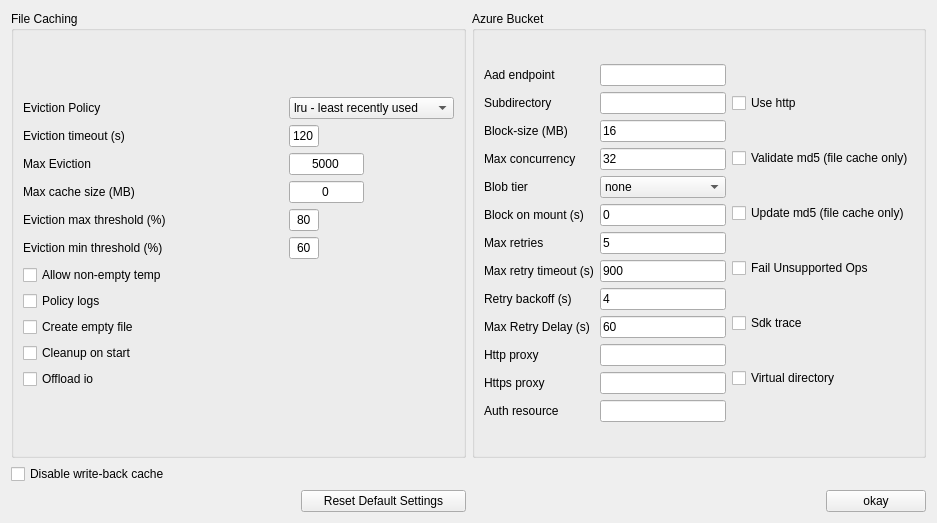
This is gui/azure_config_advanced.ui in Seagate/cloudfuse as Qt 5 draws it before an edit. The edited form follows.
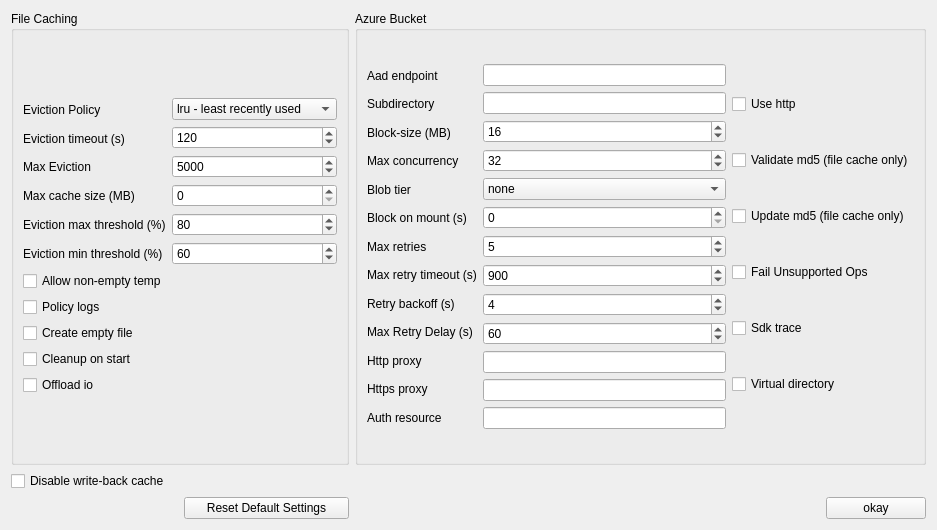
This is the edited form.

Commit message: UI spinbox replacements

Patch:
```diff
--- a/gui/azure_config_advanced.ui
+++ b/gui/azure_config_advanced.ui
@@ -7,7 +7,7 @@
     <x>0</x>
     <y>0</y>
     <width>937</width>
-    <height>523</height>
+    <height>530</height>
    </rect>
   </property>
   <property name="windowTitle">
@@ -132,16 +132,22 @@
            <widget class="QLineEdit" name="lineEdit_azure_subDirectory"/>
           </item>
           <item>
-           <widget class="QLineEdit" name="lineEdit_azure_blockSize">
-            <property name="text">
-             <string>16</string>
+           <widget class="QSpinBox" name="spinBox_azure_blockSize">
+            <property name="maximum">
+             <number>3000</number>
+            </property>
+            <property name="value">
+             <number>16</number>
             </property>
            </widget>
           </item>
           <item>
-           <widget class="QLineEdit" name="lineEdit_azure_maxConcurrency">
-            <property name="text">
-             <string>32</string>
+           <widget class="QSpinBox" name="spinBox_azure_maxConcurrency">
+            <property name="maximum">
+             <number>3000</number>
+            </property>
+            <property name="value">
+             <number>32</number>
             </property>
            </widget>
           </item>
@@ -170,37 +176,49 @@
            </widget>
           </item>
           <item>
-           <widget class="QLineEdit" name="lineEdit_azure_blockOnMount">
-            <property name="text">
-             <string>0</string>
+           <widget class="QSpinBox" name="spinBox_azure_blockOnMount">
+            <property name="maximum">
+             <number>3000</number>
             </property>
            </widget>
           </item>
           <item>
-           <widget class="QLineEdit" name="lineEdit_azure_maxRetries">
-            <property name="text">
-             <string>5</string>
+           <widget class="QSpinBox" name="spinBox_azure_maxRetries">
+            <property name="maximum">
+             <number>3000</number>
             </property>
+            <property name="value">
+             <number>5</number>
+            </property>
            </widget>
           </item>
           <item>
-           <widget class="QLineEdit" name="lineEdit_azure_maxRetryTimeout">
-            <property name="text">
-             <string>900</string>
+           <widget class="QSpinBox" name="spinBox_azure_maxRetryTimeout">
+            <property name="maximum">
+             <number>3000</number>
             </property>
+            <property name="value">
+             <number>900</number>
+            </property>
            </widget>
           </item>
           <item>
-           <widget class="QLineEdit" name="lineEdit_azure_retryBackoff">
-            <property name="text">
-             <string>4</string>
+           <widget class="QSpinBox" name="spinBox_azure_retryBackoff">
+            <property name="maximum">
+             <number>3000</number>
             </property>
+            <property name="value">
+             <number>4</number>
+            </property>
            </widget>
           </item>
           <item>
-           <widget class="QLineEdit" name="lineEdit_azure_maxRetryDelay">
-            <property name="text">
-             <string>60</string>
+           <widget class="QSpinBox" name="spinBox_azure_maxRetryDelay">
+            <property name="maximum">
+             <number>3000</number>
+            </property>
+            <property name="value">
+             <number>60</number>
             </property>
            </widget>
           </item>
@@ -380,85 +398,49 @@
              </widget>
             </item>
             <item>
-             <widget class="QLineEdit" name="lineEdit_fileCache_timeout">
-              <property name="maximumSize">
-               <size>
-                <width>30</width>
-                <height>16777215</height>
-               </size>
+             <widget class="QSpinBox" name="spinBox_fileCache_timeout">
+              <property name="maximum">
+               <number>3000</number>
               </property>
-              <property name="text">
-               <string>120</string>
+              <property name="value">
+               <number>120</number>
               </property>
-              <property name="alignment">
-               <set>Qt::AlignCenter</set>
-              </property>
              </widget>
             </item>
             <item>
-             <widget class="QLineEdit" name="lineEdit_fileCache_maxEviction">
-              <property name="maximumSize">
-               <size>
-                <width>75</width>
-                <height>16777215</height>
-               </size>
+             <widget class="QSpinBox" name="spinBox_fileCache_maxEviction">
+              <property name="maximum">
+               <number>15000</number>
               </property>
-              <property name="text">
-               <string>5000</string>
+              <property name="value">
+               <number>5000</number>
               </property>
-              <property name="alignment">
-               <set>Qt::AlignCenter</set>
-              </property>
              </widget>
             </item>
             <item>
-             <widget class="QLineEdit" name="lineEdit_fileCache_maxCacheSize">
-              <property name="maximumSize">
-               <size>
-                <width>75</width>
-                <height>16777215</height>
-               </size>
+             <widget class="QSpinBox" name="spinBox_fileCache_maxCacheSize">
+              <property name="maximum">
+               <number>3000</number>
               </property>
-              <property name="toolTip">
-               <string>&lt;html&gt;&lt;head/&gt;&lt;body&gt;&lt;p&gt;Enter cache size in MB - 0 indicates unlimited&lt;/p&gt;&lt;/body&gt;&lt;/html&gt;</string>
-              </property>
-              <property name="text">
-               <string>0</string>
-              </property>
-              <property name="alignment">
-               <set>Qt::AlignCenter</set>
-              </property>
              </widget>
             </item>
             <item>
-             <widget class="QLineEdit" name="lineEdit_fileCache_evictMaxThresh">
-              <property name="maximumSize">
-               <size>
-                <width>30</width>
-                <height>16777215</height>
-               </size>
+             <widget class="QSpinBox" name="spinBox_fileCache_evictMaxThresh">
+              <property name="maximum">
+               <number>3000</number>
               </property>
-              <property name="text">
-               <string>80</string>
+              <property name="value">
+               <number>80</number>
               </property>
-              <property name="alignment">
-               <set>Qt::AlignCenter</set>
-              </property>
              </widget>
             </item>
             <item>
-             <widget class="QLineEdit" name="lineEdit_fileCache_evictMinThresh">
-              <property name="maximumSize">
-               <size>
-                <width>30</width>
-                <height>16777215</height>
-               </size>
+             <widget class="QSpinBox" name="spinBox_fileCache_evictMinThresh">
+              <property name="maximum">
+               <number>3000</number>
               </property>
-              <property name="text">
-               <string>60</string>
-              </property>
-              <property name="alignment">
-               <set>Qt::AlignCenter</set>
+              <property name="value">
+               <number>60</number>
               </property>
              </widget>
             </item>
```
The commit also changes 2 other files.
